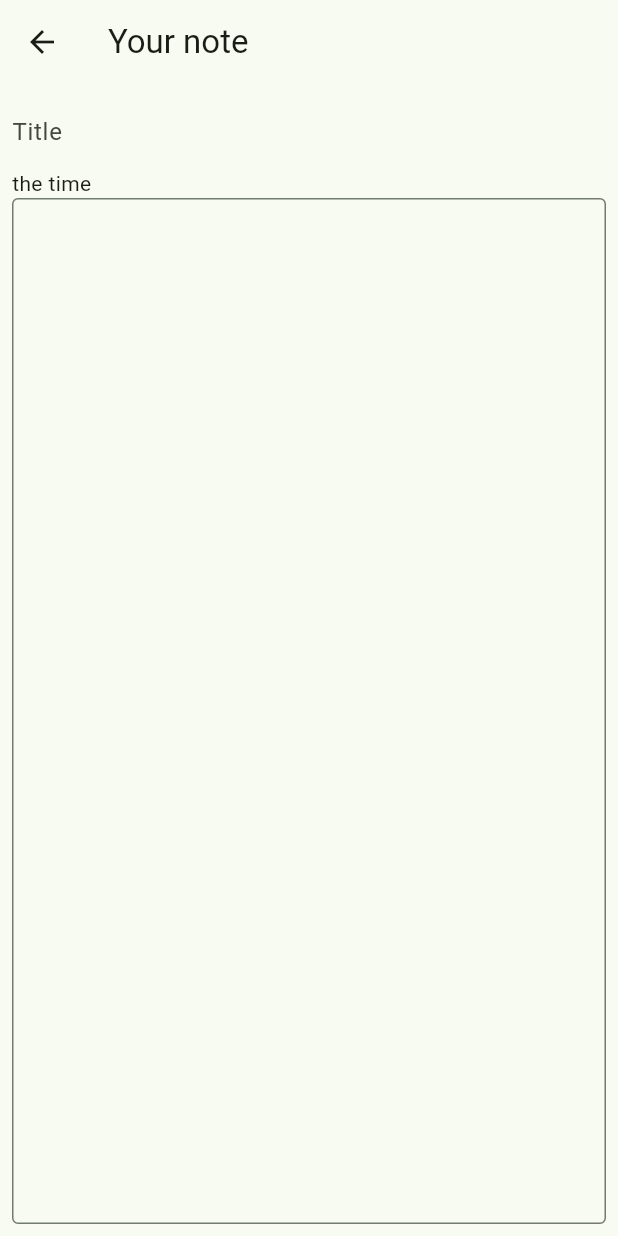
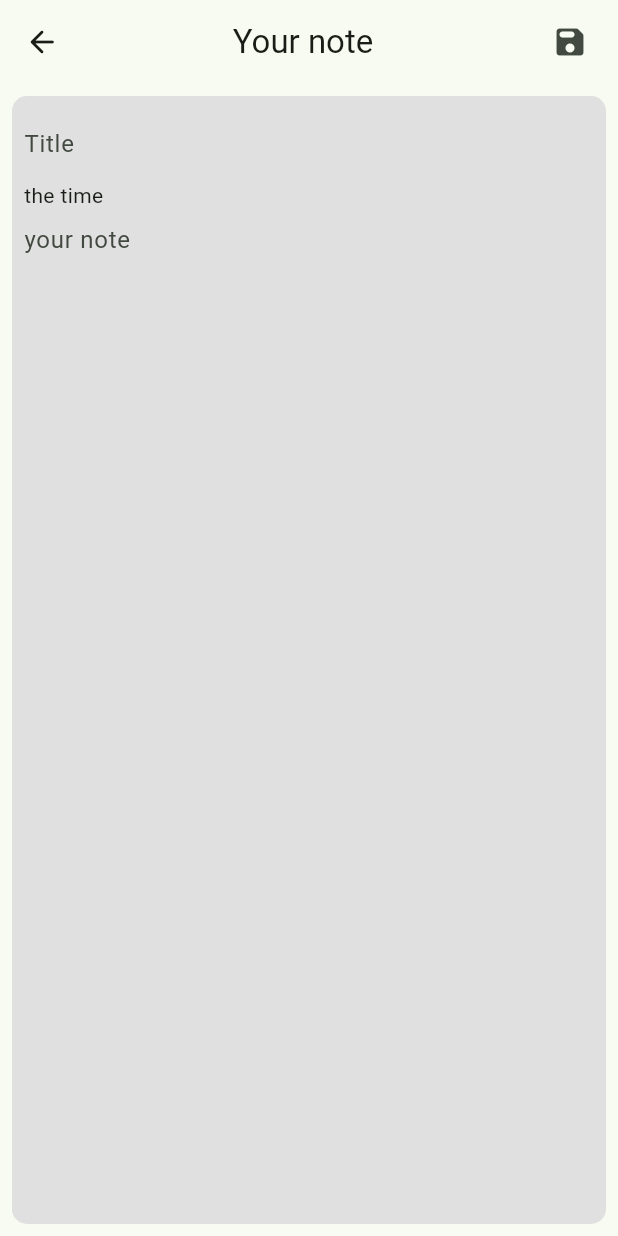
Before and after one commit to hesham04Dev/KAF, a Flutter app: the EditNote screen opened by its route, on a phone screen of 412 x 824 dp. Run offline on Flutter 3.47's test engine with Material 2 defaults, Android fonts, the phone set to English and light mode, and no system bars.

Commit message:
adding the edit note and menu blue print

```diff
--- a/lib/screens/editNote.dart
+++ b/lib/screens/editNote.dart
@@ -1,7 +1,6 @@
 
 
 
-import 'dart:ffi';
 
 import 'package:flutter/material.dart';
 
@@ -17,12 +16,27 @@ class _EditNoteState extends State<EditNote> {
   Widget build(BuildContext context) {
     return Scaffold(
       appBar: AppBar(
-        title: const Text("Your note"),
+        leading: IconButton(onPressed: (){
+          /*TODO if there is data show dialog ask the user if he need to return without save*/
+          Navigator.pop(context);
+        },icon: Icon(Icons.arrow_back_rounded),),
+        title: Center(child: const Text("Your note")),
+        actions: [Padding(
+          padding: const EdgeInsets.all(8.0),
+          child: IconButton(onPressed: (){}, icon: Icon(Icons.save_rounded)),
+        )],
+      ),
+     body:   Padding(
+       padding: EdgeInsets.all(8.0),
+       child: Container(
+         decoration: BoxDecoration(
+           color: Colors.grey[300],
+           borderRadius: BorderRadius.circular(10)
+         ),
+         child: Padding(
+           padding: const EdgeInsets.all(8.0),
+           child: Column(
 
-      ),
-     body:  Padding(
-       padding: EdgeInsets.all(8.0),
-       child: Column(
               crossAxisAlignment: CrossAxisAlignment.start,
              children: [
                TextField(
@@ -30,23 +44,20 @@ class _EditNoteState extends State<EditNote> {
                  ),
                ),
                Text("the time"),//TODO add the time
-           Expanded(
-             child: TextField(
+               TextField(
                  keyboardType: TextInputType.multiline,
-               expands: true,
-
+                  minLines: 5,
+                  maxLines: 20,
                  autocorrect: true,
                  decoration: InputDecoration(
-                 border: OutlineInputBorder(
+                   border: InputBorder.none,
+                     hintText: "your note"    ),
 
-                 ),
-
-               ),
-
-             ),
                )
 
              ],
+           ),
+         ),
        ),
      ),
 
```
Also changed, not shown: lib/main.dart (+27 -5 lines), lib/models/TwoIconButton.dart (added, +13 -0 lines). Lines whose indentation alone changed are shown as unchanged.
